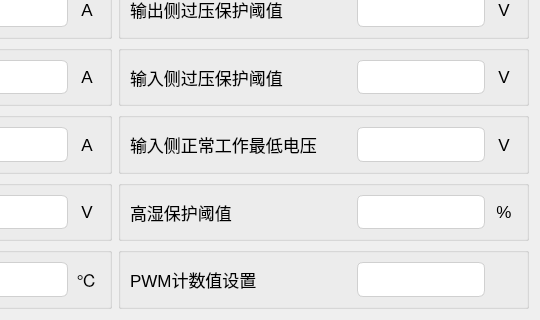
Old version of the form tformconfig1.ui in the repository Curtain-Wang/ModbusApp; both pictures show x 314 to 854 and y 304 to 624 of the 854 by 624 pixel window.
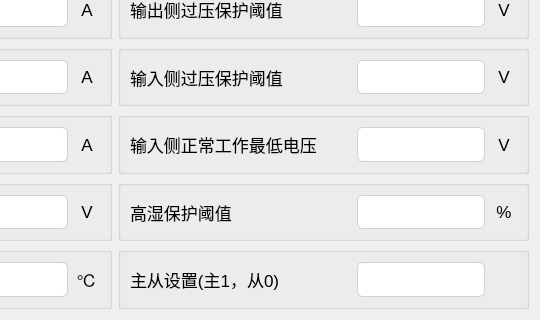
New version of the form. Icons and pictures are not drawn. Custom widgets are drawn as their Qt base class.

Diff of the .ui file:
```diff
--- a/tformconfig1.ui
+++ b/tformconfig1.ui
@@ -1621,7 +1621,7 @@
          </font>
         </property>
         <property name="text">
-         <string>PWM计数值设置</string>
+         <string>主从设置(主1，从0)</string>
         </property>
         <property name="alignment">
          <set>Qt::AlignLeading|Qt::AlignLeft|Qt::AlignVCenter</set>
```
Left out of the diff: 4 changed lines with no effect on the pictures.
